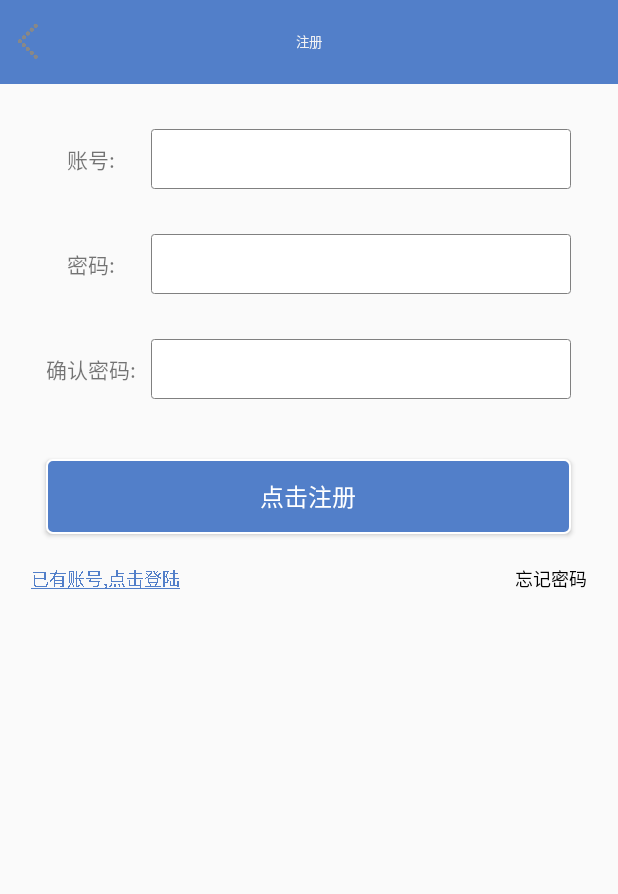
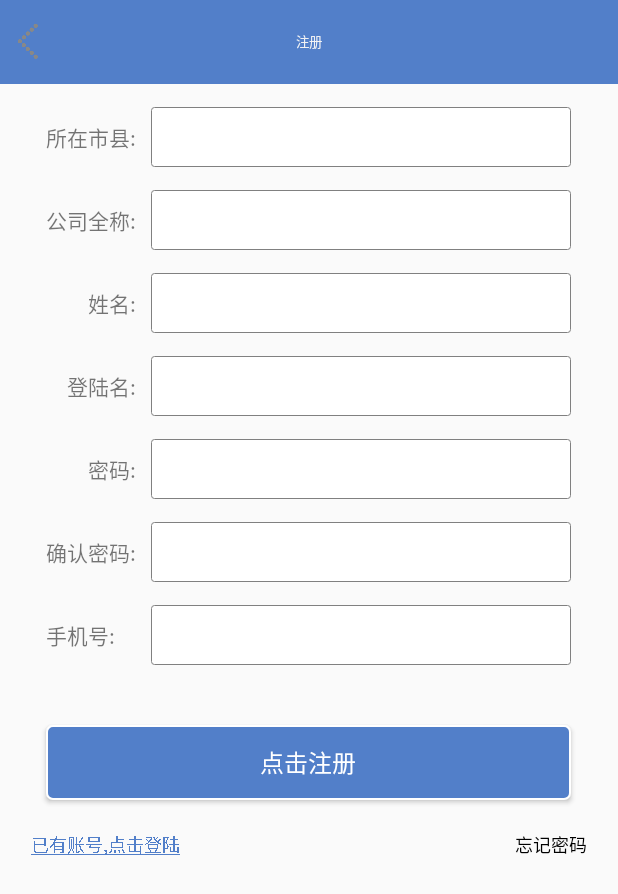
Before and after one commit to huqiangqaq/AgriculturalSupervision, an Android app: the RegisterActivity screen opened directly, with no data from a screen before it, on a phone screen of 412 x 824 dp. Shown: the top 894 px of the screen. Run offline under Robolectric (Android 15) with nearby library versions, the phone set to English and light mode, and no system bars; our stand-ins replace ButterKnife; libraries missing offline, so code that uses them is left out: com.lljjcoder.citypickerview, com.lzy.okgo.

Commit message:
城市选择器

```diff
--- a/app/build.gradle
+++ b/app/build.gradle
@@ -103,4 +103,5 @@ dependencies {
     compile 'com.github.CymChad:BaseRecyclerViewAdapterHelper:2.4.7'
     compile 'com.android.support:recyclerview-v7:24.2.1'
     compile project(':LRecyclerview_library')
+    compile project(':citypickerview')
 }
--- a/app/src/main/java/agricultural/nxt/agriculturalsupervision/Activity/MainActivity.java
+++ b/app/src/main/java/agricultural/nxt/agriculturalsupervision/Activity/MainActivity.java
@@ -54,10 +54,8 @@ public class MainActivity extends BaseActivity implements OkhttpHelper.GetCallBa
     LinearLayout ll_main;
     @BindView(R.id.tv_01)
     TextView tv_01;
-
     @BindView(R.id.tv_02)
     TextView tv_02;
-
     @BindView(R.id.tv_03)
     TextView tv_03;
     @BindView(R.id.tv_04)
@@ -128,7 +126,7 @@ public class MainActivity extends BaseActivity implements OkhttpHelper.GetCallBa
     }
 
     private void initRes(List<String> list,List<TextView> tv,List<Integer> resId){
-        for (int i= 0;i<7;i++){
+        for (int i= 0;i<list.size();i++){
             if (i<3){
                 Drawable drawable = getResources().getDrawable(resId.get(i));
                 drawable.setBounds(0,0,drawable.getMinimumWidth(),drawable.getMinimumHeight());
--- a/app/src/main/java/agricultural/nxt/agriculturalsupervision/Activity/RegisterActivity.java
+++ b/app/src/main/java/agricultural/nxt/agriculturalsupervision/Activity/RegisterActivity.java
@@ -1,5 +1,6 @@
 package agricultural.nxt.agriculturalsupervision.Activity;
 
+import android.graphics.Color;
 import android.graphics.Paint;
 import android.os.Bundle;
 import android.text.TextUtils;
@@ -8,6 +9,7 @@ import android.widget.Button;
 import android.widget.EditText;
 import android.widget.TextView;
 
+import com.lljjcoder.citypickerview.widget.CityPicker;
 import com.nxt.zyl.util.ZSnackBarUtils;
 
 import agricultural.nxt.agriculturalsupervision.R;
@@ -31,6 +33,24 @@ public class RegisterActivity extends BaseActivity {
     TextView tv_login;
     @BindView(R.id.tv_forget_pwd)
     TextView tv_froget_pwd;
+    //地区
+    @BindView(R.id.et_dit)
+    EditText et_dit;
+    //公司全称
+    @BindView(R.id.et_company)
+    EditText et_company;
+    //姓名
+    @BindView(R.id.et_name)
+    EditText et_name;
+    //手机号
+    @BindView(R.id.et_phone)
+    EditText et_phone;
+    private CityPicker cityPicker;
+    private String province;//省份
+    private String city;//城市
+    private String district; //区县（如果设定了两级联动，那么该项返回空）
+    private String code;//邮编
+
     @Override
     public void onCreate(Bundle savedInstanceState) {
         super.onCreate(savedInstanceState);
@@ -48,21 +68,53 @@ public class RegisterActivity extends BaseActivity {
         tv_login.getPaint().setFlags(Paint.UNDERLINE_TEXT_FLAG);
     }
 
-    @OnClick(R.id.btn_register) void register(){
+    @OnClick(R.id.btn_register)
+    void register() {
+        String company = et_company.getText().toString().trim();
+        String name = et_name.getText().toString().trim();
         String userName = et_account.getText().toString().trim();
         String passWord = et_password.getText().toString().trim();
         String confirm_pwd = et_confirm_pwd.getText().toString().trim();
-        if (TextUtils.isEmpty(userName)|TextUtils.isEmpty(passWord)|TextUtils.isEmpty(confirm_pwd)){
-            ZSnackBarUtils.showShort(toolBar,"账号或密码不能为空!");
+        String phone = et_phone.getText().toString().trim();
+        if (TextUtils.isEmpty(userName) | TextUtils.isEmpty(passWord) | TextUtils.isEmpty(confirm_pwd)) {
+            ZSnackBarUtils.showShort(toolBar, "账号或密码不能为空!");
             return;
         }
-        if (!TextUtils.equals(passWord,confirm_pwd)){
-            ZSnackBarUtils.showShort(toolBar,"两次输入的密码不相同!");
+        if (!TextUtils.equals(passWord, confirm_pwd)) {
+            ZSnackBarUtils.showShort(toolBar, "两次输入的密码不相同!");
             return;
         }
 
+    }
 
-
+    @OnClick(R.id.et_dit)
+    void chooseDit() {
+        cityPicker = new CityPicker.Builder(RegisterActivity.this).textSize(16)//滚轮文字的大小
+                .title("地区选择")
+                .titleBackgroundColor("#234Dfa") //标题背景
+                .confirTextColor("#000000")
+                .cancelTextColor("#000000")
+                .province("江西省")
+                .city("南昌市")
+                .district("青山湖区")
+                .textColor(Color.parseColor("#000000"))
+                .provinceCyclic(false)
+                .cityCyclic(false)
+                .districtCyclic(false)
+                .visibleItemsCount(7)
+                .itemPadding(10)
+                .build();
+        cityPicker.show();
+        cityPicker.setOnCityItemClickListener(new CityPicker.OnCityItemClickListener() {
+            @Override
+            public void onSelected(String... citySelected) {
+                province = citySelected[0];
+                city = citySelected[1];
+                district = citySelected[2];
+                code = citySelected[3];
+                et_dit.setText(province + city  + district);
+            }
+        });
     }
 
     @Override
--- a/app/src/main/res/layout/activity_register.xml
+++ b/app/src/main/res/layout/activity_register.xml
@@ -1,25 +1,88 @@
 <?xml version="1.0" encoding="utf-8"?>
-<LinearLayout xmlns:android="http://schemas.android.com/apk/res/android"
+<ScrollView xmlns:android="http://schemas.android.com/apk/res/android"
     xmlns:tools="http://schemas.android.com/tools"
     android:id="@+id/activity_register"
     android:orientation="vertical"
     android:layout_width="match_parent"
     android:layout_height="match_parent"
     tools:context="agricultural.nxt.agriculturalsupervision.Activity.RegisterActivity">
+    <LinearLayout
+        android:layout_width="match_parent"
+        android:layout_height="match_parent"
+        android:orientation="vertical">
 
         <include layout="@layout/main_toolbar"/>
         <LinearLayout
-        android:layout_marginTop="30dp"
+            android:layout_marginTop="15dp"
             android:layout_gravity="center"
             android:gravity="center"
             android:layout_width="350dp"
             android:layout_height="wrap_content"
             android:orientation="horizontal">
             <TextView
-            android:gravity="center"
                 android:layout_width="60dp"
                 android:layout_height="wrap_content"
-            android:text="账号:"/>
+                android:text="所在市县:"/>
+            <EditText
+                android:focusable="false"
+                android:id="@+id/et_dit"
+                android:layout_marginLeft="10dp"
+                android:background="@drawable/common_text"
+                android:layout_weight="1"
+                android:layout_width="0dp"
+                android:layout_height="40dp" />
+        </LinearLayout>
+        <LinearLayout
+            android:layout_marginTop="15dp"
+            android:layout_gravity="center"
+            android:gravity="center"
+            android:layout_width="350dp"
+            android:layout_height="wrap_content"
+            android:orientation="horizontal">
+            <TextView
+                android:layout_width="60dp"
+                android:layout_height="wrap_content"
+                android:text="公司全称:"/>
+            <EditText
+                android:id="@+id/et_company"
+                android:layout_marginLeft="10dp"
+                android:background="@drawable/common_text"
+                android:layout_weight="1"
+                android:layout_width="0dp"
+                android:layout_height="40dp" />
+        </LinearLayout>
+        <LinearLayout
+            android:layout_marginTop="15dp"
+            android:layout_gravity="center"
+            android:gravity="center"
+            android:layout_width="350dp"
+            android:layout_height="wrap_content"
+            android:orientation="horizontal">
+            <TextView
+                android:gravity="right"
+                android:layout_width="60dp"
+                android:layout_height="wrap_content"
+                android:text="姓名:"/>
+            <EditText
+                android:id="@+id/et_name"
+                android:layout_marginLeft="10dp"
+                android:background="@drawable/common_text"
+                android:layout_weight="1"
+                android:layout_width="0dp"
+                android:layout_height="40dp" />
+        </LinearLayout>
+        <LinearLayout
+            android:layout_marginTop="15dp"
+            android:layout_gravity="center"
+            android:gravity="center"
+            android:layout_width="350dp"
+            android:layout_height="wrap_content"
+            android:orientation="horizontal">
+            <TextView
+                android:gravity="right"
+                android:layout_width="60dp"
+                android:layout_height="wrap_content"
+                android:text="登陆名:"/>
             <EditText
                 android:id="@+id/et_account"
                 android:layout_marginLeft="10dp"
@@ -29,14 +92,14 @@
                 android:layout_height="40dp" />
         </LinearLayout>
         <LinearLayout
-        android:layout_marginTop="30dp"
+            android:layout_marginTop="15dp"
             android:layout_gravity="center"
             android:gravity="center"
             android:layout_width="350dp"
             android:layout_height="wrap_content"
             android:orientation="horizontal">
             <TextView
-            android:gravity="center"
+                android:gravity="right"
                 android:layout_width="60dp"
                 android:layout_height="wrap_content"
                 android:text="密码:"/>
@@ -49,7 +112,7 @@
                 android:layout_height="40dp" />
         </LinearLayout>
         <LinearLayout
-        android:layout_marginTop="30dp"
+            android:layout_marginTop="15dp"
             android:layout_gravity="center"
             android:gravity="center"
             android:layout_width="350dp"
@@ -61,6 +124,25 @@
                 android:text="确认密码:"/>
             <EditText
                 android:id="@+id/et_confirm_pwd"
+                android:layout_marginLeft="10dp"
+                android:background="@drawable/common_text"
+                android:layout_weight="1"
+                android:layout_width="0dp"
+                android:layout_height="40dp" />
+        </LinearLayout>
+        <LinearLayout
+            android:layout_marginTop="15dp"
+            android:layout_gravity="center"
+            android:gravity="center"
+            android:layout_width="350dp"
+            android:layout_height="wrap_content"
+            android:orientation="horizontal">
+            <TextView
+                android:layout_width="60dp"
+                android:layout_height="wrap_content"
+                android:text="手机号:"/>
+            <EditText
+                android:id="@+id/et_phone"
                 android:layout_marginLeft="10dp"
                 android:background="@drawable/common_text"
                 android:layout_weight="1"
@@ -108,5 +190,8 @@
 
         </RelativeLayout>
 
+    </LinearLayout>
 
-</LinearLayout>
+
+
+</ScrollView>
--- a/settings.gradle
+++ b/settings.gradle
@@ -1 +1 @@
-include ':app', ':zlibrary', ':LRecyclerview_library'
+include ':app', ':zlibrary', ':LRecyclerview_library', ':citypickerview'
```
Lines whose indentation alone changed are shown as unchanged.
